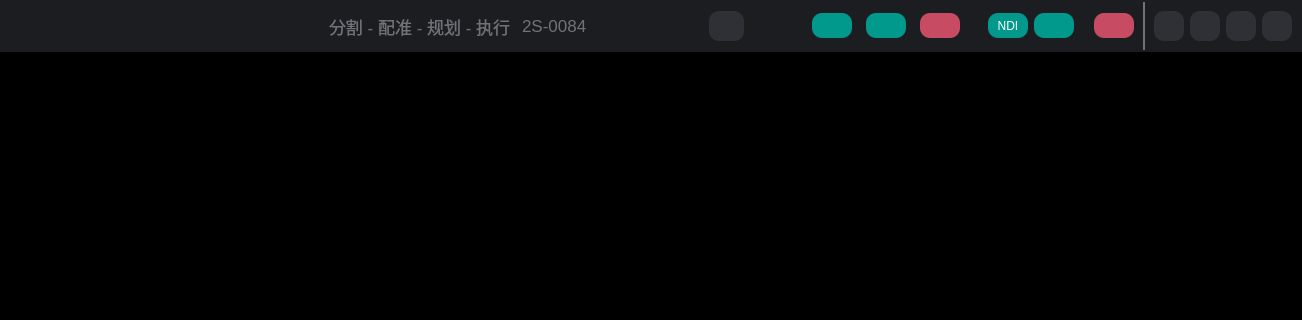
Old version of the form surgical-robot-software-2-0/mainwidget.ui in the repository Z-Hd/Lingxi-Spine-care-Visual-Interactive-Software-Prototype; both pictures show x 0 to 1302 and y 0 to 320 of the 1302 by 793 pixel window.
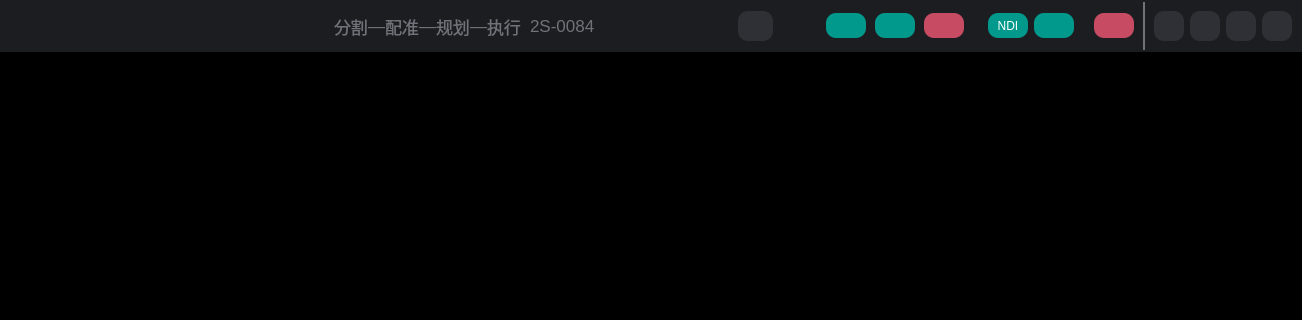
New version of the form. Icons and pictures are not drawn.

Commit message: I completed the text(QLabel) highlight in ToolBar, MainWidget.

Diff of the .ui file:
```diff
--- a/surgical-robot-software-2-0/mainwidget.ui
+++ b/surgical-robot-software-2-0/mainwidget.ui
@@ -43,7 +43,7 @@
      <property name="styleSheet">
       <string notr="true">background-color:rgb(28, 29, 33);</string>
      </property>
-     <layout class="QHBoxLayout" name="horizontalLayout" stretch="7,4,4,2,4,2,1,3">
+     <layout class="QHBoxLayout" name="horizontalLayout" stretch="8,4,5,2,4,2,1,3">
       <property name="spacing">
        <number>0</number>
       </property>
@@ -74,24 +74,24 @@
         <property name="styleSheet">
          <string notr="true">background-color:rgb(28, 29, 33);</string>
         </property>
-        <layout class="QGridLayout" name="gridLayout">
+        <layout class="QHBoxLayout" name="horizontalLayout_6" stretch="2,1,2,1,2,1,2">
+         <property name="spacing">
+          <number>0</number>
+         </property>
          <property name="leftMargin">
-          <number>2</number>
+          <number>0</number>
          </property>
          <property name="topMargin">
           <number>0</number>
          </property>
          <property name="rightMargin">
-          <number>2</number>
+          <number>0</number>
          </property>
          <property name="bottomMargin">
           <number>0</number>
          </property>
-         <property name="verticalSpacing">
-          <number>0</number>
-         </property>
-         <item row="0" column="0">
-          <widget class="QLabel" name="label">
+         <item>
+          <widget class="QLabel" name="segmentationLabel">
            <property name="styleSheet">
             <string notr="true">background-color: rgb(28, 29, 33);
 color:rgb(111, 114, 121);
@@ -99,7 +99,103 @@
 font-size:17px;</string>
            </property>
            <property name="text">
-            <string>分割 - 配准 - 规划 - 执行</string>
+            <string>分割</string>
+           </property>
+          </widget>
+         </item>
+         <item>
+          <widget class="QLabel" name="label_5">
+           <property name="sizePolicy">
+            <sizepolicy hsizetype="Preferred" vsizetype="Preferred">
+             <horstretch>0</horstretch>
+             <verstretch>0</verstretch>
+            </sizepolicy>
+           </property>
+           <property name="styleSheet">
+            <string notr="true">background-color: rgb(28, 29, 33);
+color:rgb(111, 114, 121);
+qproperty-alignment: AlignCenter;
+font-size:17px;</string>
+           </property>
+           <property name="text">
+            <string>—</string>
+           </property>
+          </widget>
+         </item>
+         <item>
+          <widget class="QLabel" name="registrationLabel">
+           <property name="styleSheet">
+            <string notr="true">background-color: rgb(28, 29, 33);
+color:rgb(111, 114, 121);
+qproperty-alignment: AlignCenter;
+font-size:17px;</string>
+           </property>
+           <property name="text">
+            <string>配准</string>
+           </property>
+          </widget>
+         </item>
+         <item>
+          <widget class="QLabel" name="label_3">
+           <property name="sizePolicy">
+            <sizepolicy hsizetype="Preferred" vsizetype="Preferred">
+             <horstretch>0</horstretch>
+             <verstretch>0</verstretch>
+            </sizepolicy>
+           </property>
+           <property name="styleSheet">
+            <string notr="true">background-color: rgb(28, 29, 33);
+color:rgb(111, 114, 121);
+qproperty-alignment: AlignCenter;
+font-size:17px;</string>
+           </property>
+           <property name="text">
+            <string>—</string>
+           </property>
+          </widget>
+         </item>
+         <item>
+          <widget class="QLabel" name="planLabel">
+           <property name="styleSheet">
+            <string notr="true">background-color: rgb(28, 29, 33);
+color:rgb(111, 114, 121);
+qproperty-alignment: AlignCenter;
+font-size:17px;</string>
+           </property>
+           <property name="text">
+            <string>规划</string>
+           </property>
+          </widget>
+         </item>
+         <item>
+          <widget class="QLabel" name="label_4">
+           <property name="sizePolicy">
+            <sizepolicy hsizetype="Preferred" vsizetype="Preferred">
+             <horstretch>0</horstretch>
+             <verstretch>0</verstretch>
+            </sizepolicy>
+           </property>
+           <property name="styleSheet">
+            <string notr="true">background-color: rgb(28, 29, 33);
+color:rgb(111, 114, 121);
+qproperty-alignment: AlignCenter;
+font-size:17px;</string>
+           </property>
+           <property name="text">
+            <string>—</string>
+           </property>
+          </widget>
+         </item>
+         <item>
+          <widget class="QLabel" name="executeLabel">
+           <property name="styleSheet">
+            <string notr="true">background-color: rgb(28, 29, 33);
+color:rgb(111, 114, 121);
+qproperty-alignment: AlignCenter;
+font-size:17px;</string>
+           </property>
+           <property name="text">
+            <string>执行</string>
            </property>
           </widget>
          </item>
```
The commit also changes 15 other files.
